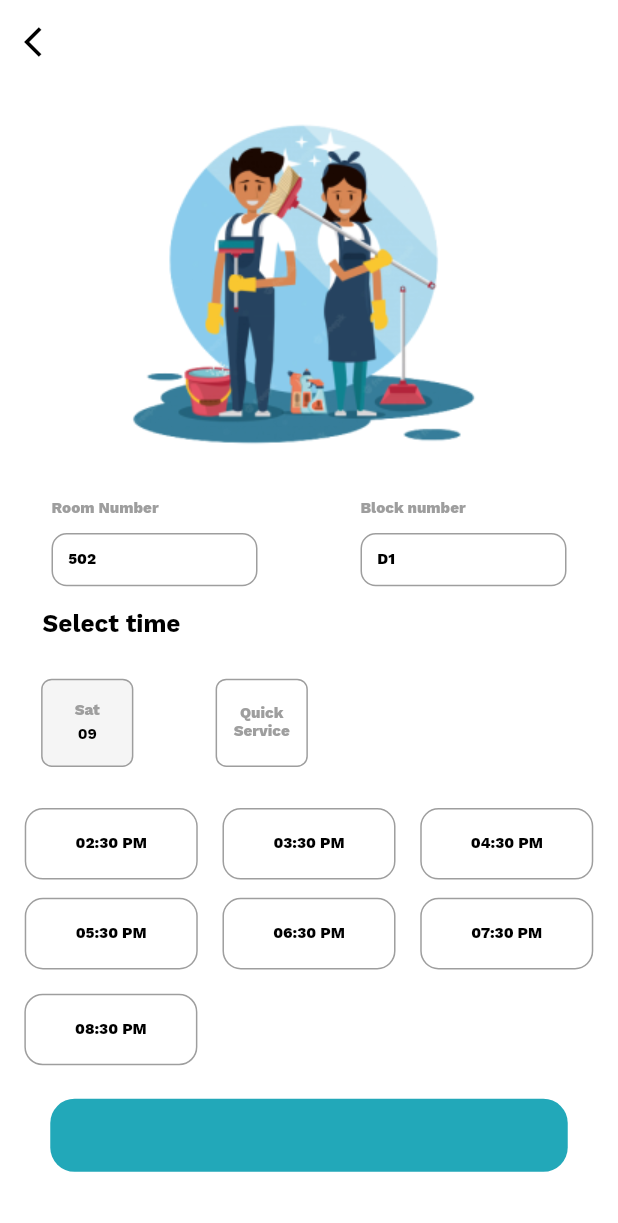
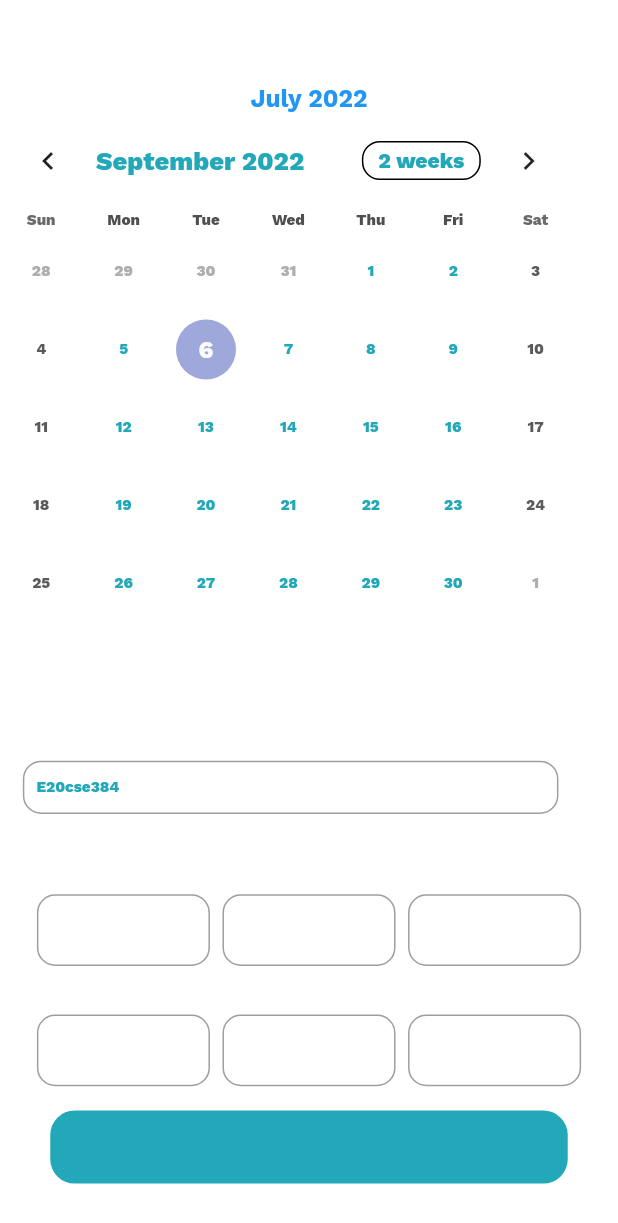
Before and after one commit to codewithjaspreet/College-Hub, a Flutter app: the screen it shows after launch, on a phone screen of 412 x 824 dp. Shown: the top 1223 px of the screen. Run offline on Flutter 3.47's test engine with Material 2 defaults, Android fonts, the light colour scheme and no system bars; drawn by our look-alikes of table_calendar; our stand-ins replace anim_search_bar, carousel_slider, flutter_screenutil, get, google_fonts; missing offline and left inert: number_selection.

Commit message:
appointment ui almost

```diff
--- /dev/null
+++ b/lib/Screens/Appointment.dart
@@ -0,0 +1,138 @@
+import 'package:college_hub/widgets/button.dart';
+import 'package:flutter/material.dart';
+import 'package:flutter_screenutil/flutter_screenutil.dart';
+import 'package:table_calendar/table_calendar.dart';
+
+import 'cleaning.dart';
+
+class Appointment extends StatelessWidget {
+  const Appointment({Key? key}) : super(key: key);
+
+  @override
+  Widget build(BuildContext context) {
+    return Scaffold(
+      backgroundColor: Colors.transparent,
+      appBar: AppBar(
+        leading: Icon(
+          Icons.arrow_back_ios,
+          color: Colors.white,
+        ),
+        elevation: 0,
+        backgroundColor: Colors.transparent,
+        title: Text(
+          'Book Appointment',
+          style: TextStyle(
+            color: Colors.white,
+            fontWeight: FontWeight.bold,
+          ),
+        ),
+      ),
+      body: SingleChildScrollView(
+        child: Column(
+          crossAxisAlignment: CrossAxisAlignment.start,
+          children: [
+            Row(
+              mainAxisAlignment: MainAxisAlignment.center,
+              children: [
+                Text(
+                  "July 2022",
+                  style: TextStyle(
+                      color: Colors.blue,
+                      fontWeight: FontWeight.bold,
+                      fontSize: 16.sp),
+                ),
+              ],
+            ),
+            Container(
+              width: 350.w,
+              height: 369.h,
+              child: TableCalendar(
+                firstDay: DateTime.utc(2010, 10, 16),
+                lastDay: DateTime.utc(2030, 3, 14),
+                focusedDay: DateTime.now(),
+              ),
+            ),
+            SizedBox(
+              height: 30.h,
+            ),
+            Padding(
+              padding: EdgeInsets.symmetric(horizontal: 14.sp),
+              child: Text(
+                'Enrollment Number',
+                style:
+                    TextStyle(color: Colors.white, fontWeight: FontWeight.bold),
+              ),
+            ),
+            Padding(
+              padding: EdgeInsets.all(15.sp),
+              child: Container(
+                width: 325.w,
+                height: 35.h,
+                decoration: BoxDecoration(
+                  borderRadius: BorderRadius.all(Radius.circular(12.sp)),
+                  border: Border.all(color: Colors.grey),
+                ),
+                child: Row(
+                  children: [
+                    Padding(
+                      padding: EdgeInsets.symmetric(horizontal: 8.sp),
+                      child: Text(
+                        'E20cse384',
+                      ),
+                    )
+                  ],
+                ),
+              ),
+            ),
+            SizedBox(
+              height: 10.h,
+            ),
+            Padding(
+              padding: EdgeInsets.symmetric(horizontal: 14.sp),
+              child: Text(
+                'Select Time',
+                style:
+                    TextStyle(color: Colors.white, fontWeight: FontWeight.bold),
+              ),
+            ),
+            Padding(
+              padding: EdgeInsets.all(16.sp),
+              child: Row(
+                mainAxisAlignment: MainAxisAlignment.spaceEvenly,
+                children: [
+                  timming(
+                    time: '02:30 PM',
+                  ),
+                  timming(
+                    time: '02:30 PM',
+                  ),
+                  timming(
+                    time: '02:30 PM',
+                  )
+                ],
+              ),
+            ),
+            Padding(
+              padding: EdgeInsets.all(16.sp),
+              child: Row(
+                mainAxisAlignment: MainAxisAlignment.spaceEvenly,
+                children: [
+                  timming(
+                    time: '02:30 PM',
+                  ),
+                  timming(
+                    time: '02:30 PM',
+                  ),
+                  timming(
+                    time: '02:30 PM',
+                  ),
+                ],
+              ),
+            ),
+            button(text: 'Submit Request')
+          ],
+        ),
+      ),
+    );
+  }
+}
--- a/lib/Screens/cleaning.dart
+++ b/lib/Screens/cleaning.dart
@@ -1,5 +1,7 @@
 import 'package:flutter/material.dart';
 import 'package:flutter_screenutil/flutter_screenutil.dart';
+
+import '../widgets/button.dart';
 
 class Cleaning extends StatelessWidget {
   const Cleaning({Key? key}) : super(key: key);
@@ -202,27 +204,8 @@ class Cleaning extends StatelessWidget {
           SizedBox(
             height: 6.h,
           ),
-          Row(
-            mainAxisAlignment: MainAxisAlignment.center,
-            children: [
-              Container(
-                width: 314.w,
-                child: Center(
-                  child: Text(
-                    'Submit Request',
-                    style: TextStyle(
-                      fontSize: 17.sp,
-                      fontWeight: FontWeight.bold,
-                    ),
-                  ),
-                ),
-                height: 48.h,
-                decoration: BoxDecoration(
-                  borderRadius: BorderRadius.all(Radius.circular(16.sp)),
-                  color: Color(0xFF22A8B9),
-                ),
-              )
-            ],
+          button(
+            text: 'Submit Request',
           )
         ],
       ),
@@ -250,7 +233,7 @@ class timming extends StatelessWidget {
       child: Center(
           child: Text(
         time,
-        style: TextStyle(color: Colors.black),
+        style: TextStyle(color: Colors.white),
       )),
     );
   }
--- a/lib/main.dart
+++ b/lib/main.dart
@@ -6,6 +6,9 @@ import 'package:college_hub/widgets/cleaning_popup_2.dart';
 import 'package:flutter/material.dart';
 import 'package:flutter_screenutil/flutter_screenutil.dart';
 import 'package:get/get.dart';
+
+import 'Screens/Appointment.dart';
+import 'Screens/TuckShop.dart';
 
 void main() {
   runApp(const MyApp());
@@ -28,7 +31,7 @@ class MyApp extends StatelessWidget {
           theme: Themes.light,
           darkTheme: Themes.dark,
           debugShowCheckedModeBanner: false,
-          home: Cleaning(),
+          home: Appointment(),
         );
       },
     );
--- /dev/null
+++ b/lib/widgets/button.dart
@@ -0,0 +1,37 @@
+import 'package:flutter/material.dart';
+import 'package:flutter_screenutil/flutter_screenutil.dart';
+
+class button extends StatelessWidget {
+  const button({
+    super.key,
+    required this.text,
+  });
+
+  final String text;
+
+  @override
+  Widget build(BuildContext context) {
+    return Row(
+      mainAxisAlignment: MainAxisAlignment.center,
+      children: [
+        Container(
+          width: 314.w,
+          child: Center(
+            child: Text(
+              text,
+              style: TextStyle(
+                fontSize: 17.sp,
+                fontWeight: FontWeight.bold,
+              ),
+            ),
+          ),
+          height: 48.h,
+          decoration: BoxDecoration(
+            borderRadius: BorderRadius.all(Radius.circular(16.sp)),
+            color: Color(0xFF22A8B9),
+          ),
+        )
+      ],
+    );
+  }
+}
--- a/pubspec.yaml
+++ b/pubspec.yaml
@@ -40,6 +40,8 @@ dependencies:
   number_selection: ^1.0.0
   carousel_slider: ^4.1.1
   introduction_screen: ^3.0.2
+  anim_search_bar: ^2.0.2
+  table_calendar: ^3.0.6
 
 
 dev_dependencies:
```
Also changed, not shown: lib/Screens/TuckShop.dart (added, +172 -0 lines), assets/chips.png (added), assets/drinks.png (added), assets/fruits.png (added), assets/icecream.png (added), assets/liquid.png (added), assets/personal.png (added), pubspec.lock.
